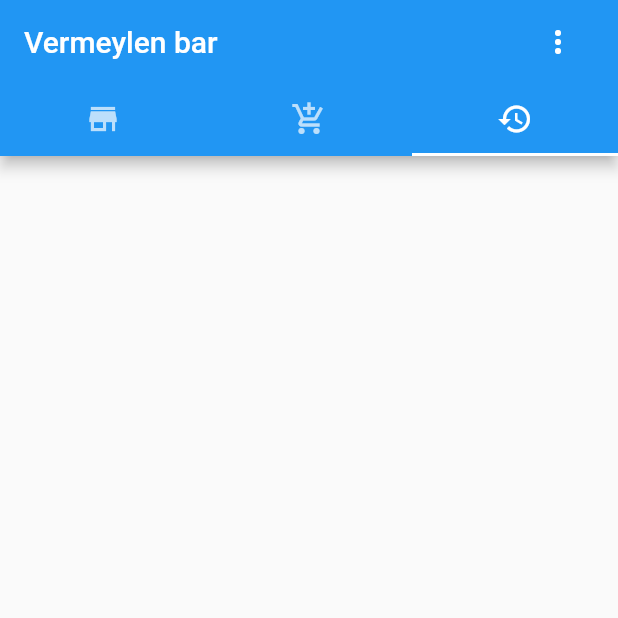
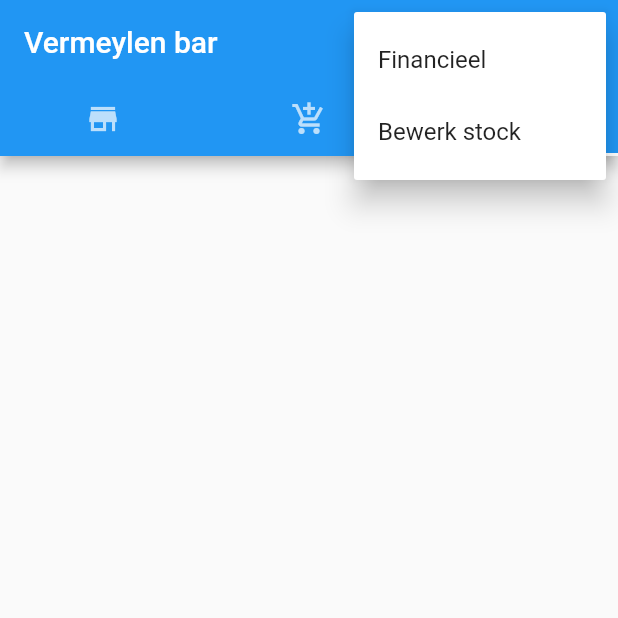
Before and after one commit to xclaerho/barapp, a Flutter app: the screen it shows after launch, tab 3 chosen, after a tap on the "more vert" icon, on a phone screen of 412 x 824 dp, the top half of it. Run offline on Flutter 3.47's test engine with Material 2 defaults, Android fonts, the phone set to English and light mode, and no system bars; our stand-ins replace cloud_firestore; accounts and stored records are empty.

```diff
--- a/lib/HistoryPage.dart
+++ b/lib/HistoryPage.dart
@@ -81,6 +81,8 @@ class _HistoryPageState extends State<HistoryPage> {
     Firestore.instance.runTransaction((Transaction tx) async {
       await tx.delete(ref);
     });
+    // give feedback about undoing
+    Scaffold.of(context).showSnackBar(SnackBar(content: Text("Verwijderd!"),duration: Duration(seconds: 1),));
   }
 
 }
--- a/lib/StockPage.dart
+++ b/lib/StockPage.dart
@@ -21,12 +21,6 @@ class StockPage extends StatelessWidget {
                   );
                 }).toList(),
               ),
-              floatingActionButton: FloatingActionButton(
-                child: Icon(Icons.local_shipping),
-                onPressed: (){
-                  //TODO: delivery modal
-                },
-              ),
             );
         }
       },
--- a/lib/main.dart
+++ b/lib/main.dart
@@ -2,6 +2,8 @@ import 'package:flutter/material.dart';
 import 'package:barapp/StockPage.dart';
 import 'package:barapp/HistoryPage.dart';
 import 'package:barapp/OrderPage.dart';
+import 'package:barapp/FinancialPage.dart';
+import 'package:barapp/StockSettings.dart';
 
 void main() => runApp(MyApp());
 
@@ -53,18 +55,24 @@ class _TabsState extends State<Tabs> with SingleTickerProviderStateMixin {
     print(_controller.toString());
     return Scaffold(
       appBar: AppBar(
-        title: Row(
-          children: <Widget>[
-            Text("Vermeylen bar"),
-            IconButton(
-              icon: Icon(Icons.more_vert),
-              onPressed: () {
-
-              },
-            ),
-          ],
-          mainAxisAlignment: MainAxisAlignment.spaceBetween,
-        ),
+        title: Text("Vermeylen bar"),
+        actions: <Widget>[
+          PopupMenuButton(
+            onSelected: navigate,
+            itemBuilder: (BuildContext context) {
+              return [
+                PopupMenuItem(
+                  child: Text("Financieel"),
+                  value: "financial",
+                ),
+                PopupMenuItem(
+                  child: Text("Bewerk stock"),
+                  value: "stock",
+                ),
+              ];
+            },
+          ),
+        ],
         backgroundColor: Theme.of(context).primaryColor,
         bottom: TabBar(
           controller: _controller,
@@ -74,6 +82,7 @@ class _TabsState extends State<Tabs> with SingleTickerProviderStateMixin {
             Tab(icon: Icon(Icons.history)),
           ],
         ),
+
       ),
       body: TabBarView(
         controller: _controller,
@@ -85,4 +94,17 @@ class _TabsState extends State<Tabs> with SingleTickerProviderStateMixin {
       )
     );
   }
+
+  navigate(String page){
+    Widget route;
+    if(page == "financial"){
+      route = FinancialPage();
+    } else if(page == "stock"){
+      route = StockSettings();
+    }
+    Navigator.push(
+      context,
+      MaterialPageRoute(builder: (context) => route),
+    );
+  }
 }
```
Also changed, not shown: lib/FinancialPage.dart (added, +114 -0 lines), lib/OrderPage.dart (+11 -11 lines), lib/StockSettings.dart (added, +20 -0 lines).
